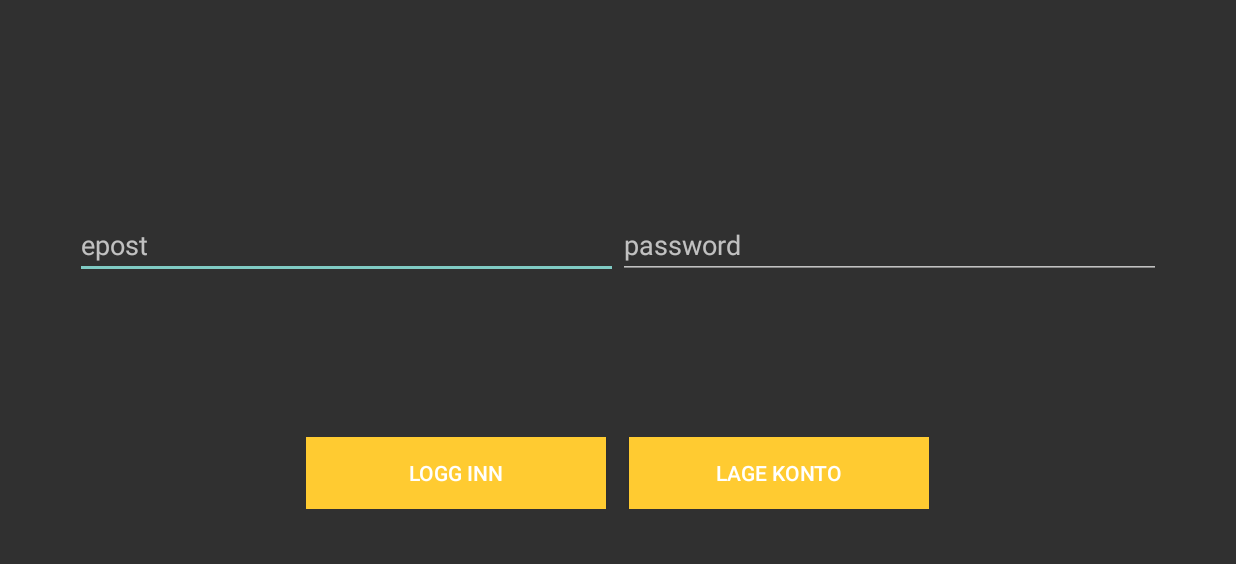
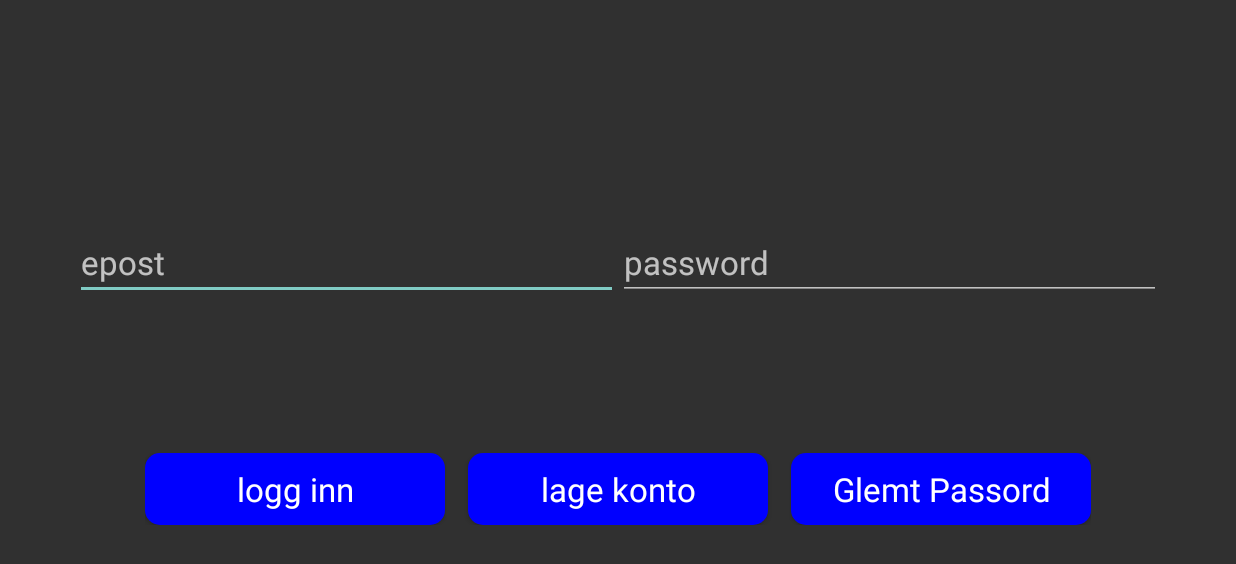
Before and after one commit to oivheg/resturantBusserMaster, an Android app: the screen it shows after launch (FCMLogin), on a phone screen of 824 x 412 dp (held sideways). Shown: the top 564 px of the screen. Run offline under Robolectric (Android 15) with nearby library versions, the phone set to English and light mode, and no system bars; our stand-ins replace CircleImageView, Firebase (no records; nobody signed in at launch, a user with empty details on screens opened directly); libraries missing offline, so code that uses them is left out: com.loopj.android, cz.msebera.android; 4 statements that could not run were skipped.

Commit message:
- forget email button - information if user already exsist - minor button design chages - bigger text. - removed the test data, chaged for real input

```diff
--- a/app/src/main/java/com/kdr/oivheg/resturantbussermaster/MainActivity.java
+++ b/app/src/main/java/com/kdr/oivheg/resturantbussermaster/MainActivity.java
@@ -12,9 +12,11 @@ import android.net.NetworkInfo;
 import android.os.Bundle;
 import android.support.annotation.NonNull;
 import android.support.v7.app.AppCompatActivity;
+import android.util.TypedValue;
 import android.view.Display;
 import android.view.Gravity;
 import android.view.View;
+import android.view.WindowManager;
 import android.view.animation.Animation;
 import android.view.animation.AnimationUtils;
 import android.widget.Button;
@@ -146,7 +148,7 @@ public class MainActivity extends AppCompatActivity {
 
         setContentView(R.layout.activity_main);
 
-
+        getWindow().addFlags(WindowManager.LayoutParams.FLAG_KEEP_SCREEN_ON);
 
 
         Button btnrefresh = (Button) findViewById(R.id.btnrefresh);
@@ -520,6 +522,7 @@ public class MainActivity extends AppCompatActivity {
         TextView tv = new TextView(this);
 
         tv.setText(FINAL_USER_NAME); // this adds the USername to the textfield under image
+        tv.setTextSize(TypedValue.COMPLEX_UNIT_DIP, 40);
         tv.setGravity(Gravity.CENTER);
         // tv.setLayoutParams(tblParams);
         LL.setOrientation(LinearLayout.VERTICAL);
--- /dev/null
+++ b/app/src/main/res/drawable/rounded_button_settings.xml
@@ -0,0 +1,10 @@
+<?xml version="1.0" encoding="utf-8"?>
+<selector xmlns:android="http://schemas.android.com/apk/res/android">
+    <item>
+        <shape android:shape="rectangle">
+            <solid android:color="#0000ff" />
+            <corners android:radius="10dp" />
+        </shape>
+
+    </item>
+</selector>
--- a/app/src/main/res/layout/activity_fcmlogin.xml
+++ b/app/src/main/res/layout/activity_fcmlogin.xml
@@ -39,7 +39,8 @@
                     android:hint="@string/resturant_name"
                     android:imeOptions="actionNext"
                     android:inputType="textPersonName"
-                    android:nextFocusRight="@+id/field_contact" />
+                    android:nextFocusRight="@+id/field_contact"
+                    android:textAppearance="@style/TextAppearance.AppCompat.Large" />
 
                 <EditText
                     android:id="@+id/field_contact"
@@ -50,7 +51,8 @@
                     android:hint="@string/contact_person"
                     android:imeOptions="actionNext"
                     android:inputType="textPersonName"
-                    android:nextFocusDown="@+id/field_phone" />
+                    android:nextFocusDown="@+id/field_phone"
+                    android:textAppearance="@style/TextAppearance.AppCompat.Large" />
             </LinearLayout>
 
             <LinearLayout
@@ -72,7 +74,8 @@
                     android:imeOptions="actionNext"
                     android:inputType="numberSigned"
                     android:maxLength="8"
-                    android:nextFocusRight="@+id/field_OrgNr" />
+                    android:nextFocusRight="@+id/field_OrgNr"
+                    android:textAppearance="@style/TextAppearance.AppCompat.Large" />
 
                 <EditText
                     android:id="@+id/field_OrgNr"
@@ -84,7 +87,8 @@
                     android:imeOptions="actionNext"
                     android:inputType="number"
                     android:maxLength="9"
-                    android:nextFocusDown="@+id/field_EULA" />
+                    android:nextFocusDown="@+id/field_EULA"
+                    android:textAppearance="@style/TextAppearance.AppCompat.Large" />
             </LinearLayout>
 
             <LinearLayout
@@ -102,7 +106,8 @@
                     android:hint="@string/epost"
                     android:imeOptions="actionNext"
                     android:inputType="textEmailAddress"
-                    android:nextFocusRight="@+id/field_password" />
+                    android:nextFocusRight="@+id/field_password"
+                    android:textAppearance="@style/TextAppearance.AppCompat.Large" />
 
                 <EditText
                     android:id="@+id/field_password"
@@ -110,7 +115,8 @@
                     android:layout_height="wrap_content"
                     android:layout_weight="1"
                     android:hint="@string/password"
-                    android:inputType="textPassword" />
+                    android:inputType="textPassword"
+                    android:textAppearance="@style/TextAppearance.AppCompat.Large" />
 
 
             </LinearLayout>
@@ -123,14 +129,16 @@
                 android:layout_weight="1"
                 android:orientation="horizontal"
                 android:paddingTop="20dp"
+                android:textAppearance="@style/TextAppearance.AppCompat.Large"
                 android:visibility="invisible">
 
                 <TextView
                     android:id="@+id/txt_Eula"
                     android:layout_width="0dp"
-                    android:layout_height="wrap_content"
+                    android:layout_height="match_parent"
                     android:layout_weight="1"
-                    android:text="@string/approve_eula" />
+                    android:text="@string/approve_eula"
+                    android:textAppearance="@style/TextAppearance.AppCompat.Large" />
 
                 <CheckBox
                     android:id="@+id/CheckBox_Eula"
@@ -168,18 +176,31 @@
                     android:layout_height="wrap_content"
                     android:layout_marginRight="15dp"
                     android:layout_weight="1"
-                    android:background="@color/kdrYellow"
+                    android:background="@drawable/rounded_button_settings"
                     android:onClick="onClick"
-                    android:text="@string/logg_inn" />
+                    android:text="@string/logg_inn"
+                    android:textAppearance="@style/TextAppearance.AppCompat.Large" />
 
                 <Button
                     android:id="@+id/btncreateac"
                     android:layout_width="200dp"
                     android:layout_height="wrap_content"
+                    android:layout_marginRight="15dp"
                     android:layout_weight="1"
-                    android:background="@color/kdrYellow"
+                    android:background="@drawable/rounded_button_settings"
                     android:onClick="onClick"
-                    android:text="@string/lage_konto" />
+                    android:text="@string/lage_konto"
+                    android:textAppearance="@style/TextAppearance.AppCompat.Large" />
+
+                <Button
+                    android:id="@+id/btnforgot"
+                    android:layout_width="200dp"
+                    android:layout_height="wrap_content"
+                    android:layout_weight="1"
+                    android:background="@drawable/rounded_button_settings"
+                    android:onClick="onClick"
+                    android:text="Glemt Passord"
+                    android:textAppearance="@style/TextAppearance.AppCompat.Large" />
 
             </LinearLayout>
 
```
Also changed, not shown: app/src/main/java/com/kdr/oivheg/resturantbussermaster/fcm/FCMLogin.java (+48 -15 lines), app/src/main/res/drawable/rounded_button_refresh.xml (added, +10 -0 lines), app/src/main/res/layout/activity_main.xml (+6 -5 lines).
